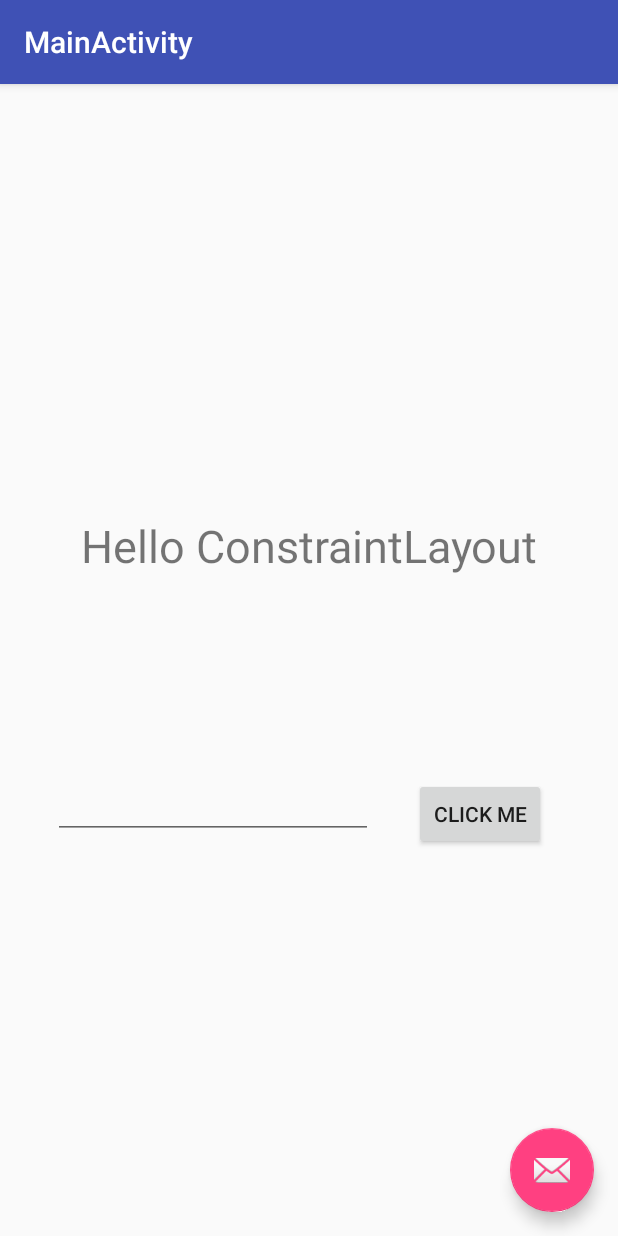
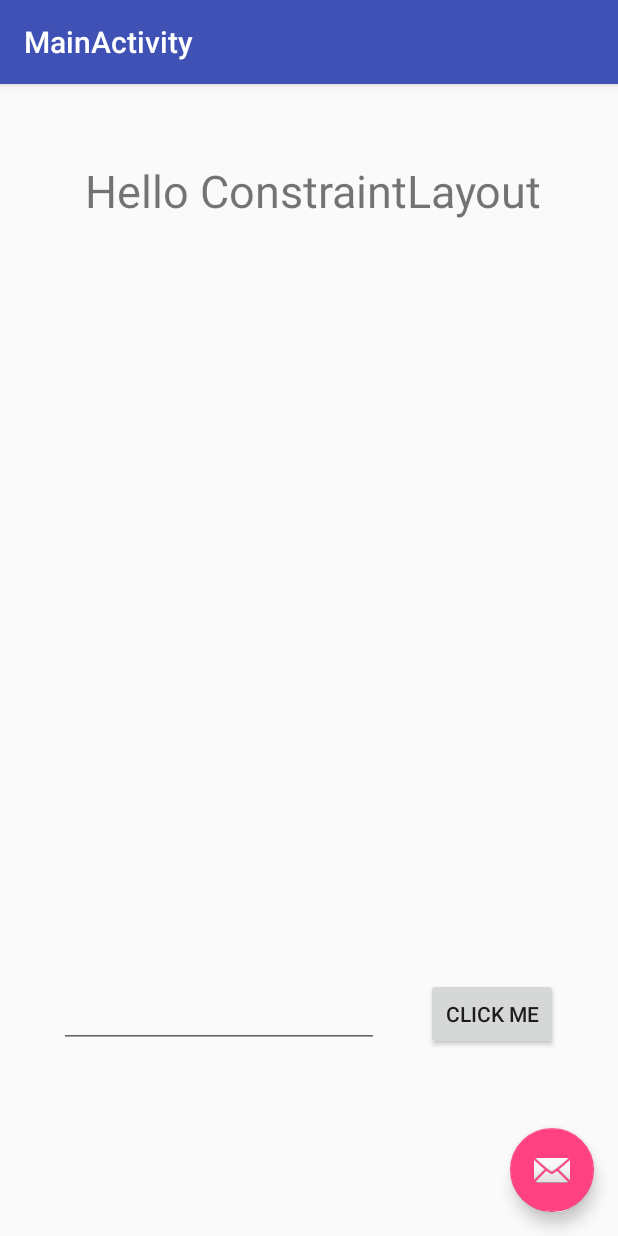
Before and after one commit to kuwako/KotlinAndroid, an Android app: the screen it shows after launch (MainActivity), on a phone screen of 412 x 824 dp. Run offline under Robolectric (Android 15) with nearby library versions, the phone set to English and light mode, and no system bars.

Commit message:
constraint layout listview, layoutviewがうまく扱えない

```diff
--- a/app/src/main/res/layout/content_main.xml
+++ b/app/src/main/res/layout/content_main.xml
@@ -19,7 +19,7 @@
         app:layout_constraintBottom_toBottomOf="parent"
         android:layout_marginBottom="16dp"
         android:textSize="30dp"
-        app:layout_constraintVertical_bias="0.39"
+        app:layout_constraintVertical_bias="0.050000012"
         android:layout_marginEnd="16dp"
         app:layout_constraintRight_toRightOf="parent"
         android:layout_marginRight="16dp"
@@ -27,7 +27,8 @@
         app:layout_constraintLeft_toLeftOf="parent"
         android:focusable="true"
         android:focusableInTouchMode="true"
-        android:layout_marginLeft="16dp" />
+        android:layout_marginLeft="16dp"
+        app:layout_constraintHorizontal_bias="0.54" />
 
     <Button
         android:text="@string/click_me"
@@ -37,10 +38,10 @@
         tools:layout_constraintRight_creator="1"
         tools:layout_constraintBottom_creator="1"
         app:layout_constraintBottom_toBottomOf="parent"
-        android:layout_marginEnd="48dp"
+        android:layout_marginEnd="40dp"
         app:layout_constraintRight_toRightOf="parent"
-        android:layout_marginRight="48dp"
-        app:layout_constraintVertical_bias="0.33"
+        android:layout_marginRight="40dp"
+        app:layout_constraintVertical_bias="0.8"
         android:layout_marginTop="8dp"
         app:layout_constraintTop_toBottomOf="@+id/textViewHello" />
 
@@ -60,5 +61,6 @@
         android:layout_marginBottom="16dp"
         android:layout_marginTop="8dp"
         app:layout_constraintTop_toBottomOf="@+id/textViewHello"
-        app:layout_constraintVertical_bias="0.32999998" />
+        app:layout_constraintVertical_bias="0.82" />
+
 </android.support.constraint.ConstraintLayout>
```
